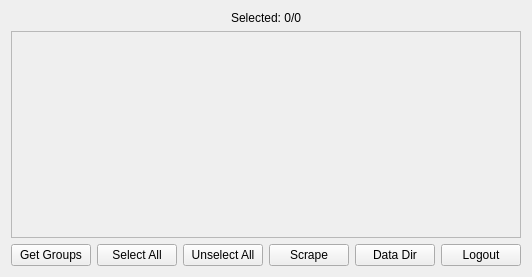
Old version of the form src/gui/main_window/central_widget/scrape_widget/ScrapeWidget.ui in the repository ephell/Telescrape.
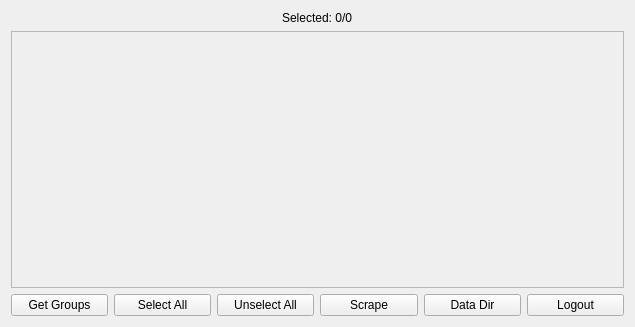
New version of the form.

Commit message: Allow main window resizing(downwards) when ScrapeWidget is visible

Patch:
```diff
--- a/src/gui/main_window/central_widget/scrape_widget/ScrapeWidget.ui
+++ b/src/gui/main_window/central_widget/scrape_widget/ScrapeWidget.ui
@@ -6,10 +6,16 @@
    <rect>
     <x>0</x>
     <y>0</y>
-    <width>500</width>
-    <height>277</height>
+    <width>635</width>
+    <height>327</height>
    </rect>
   </property>
+  <property name="sizePolicy">
+   <sizepolicy hsizetype="Preferred" vsizetype="Preferred">
+    <horstretch>0</horstretch>
+    <verstretch>0</verstretch>
+   </sizepolicy>
+  </property>
   <property name="windowTitle">
    <string>Form</string>
   </property>
@@ -37,8 +43,8 @@
        <rect>
         <x>0</x>
         <y>0</y>
-        <width>480</width>
-        <height>203</height>
+        <width>615</width>
+        <height>253</height>
        </rect>
       </property>
       <layout class="QVBoxLayout" name="verticalLayout_2">
```
The commit also changes 3 other files.
